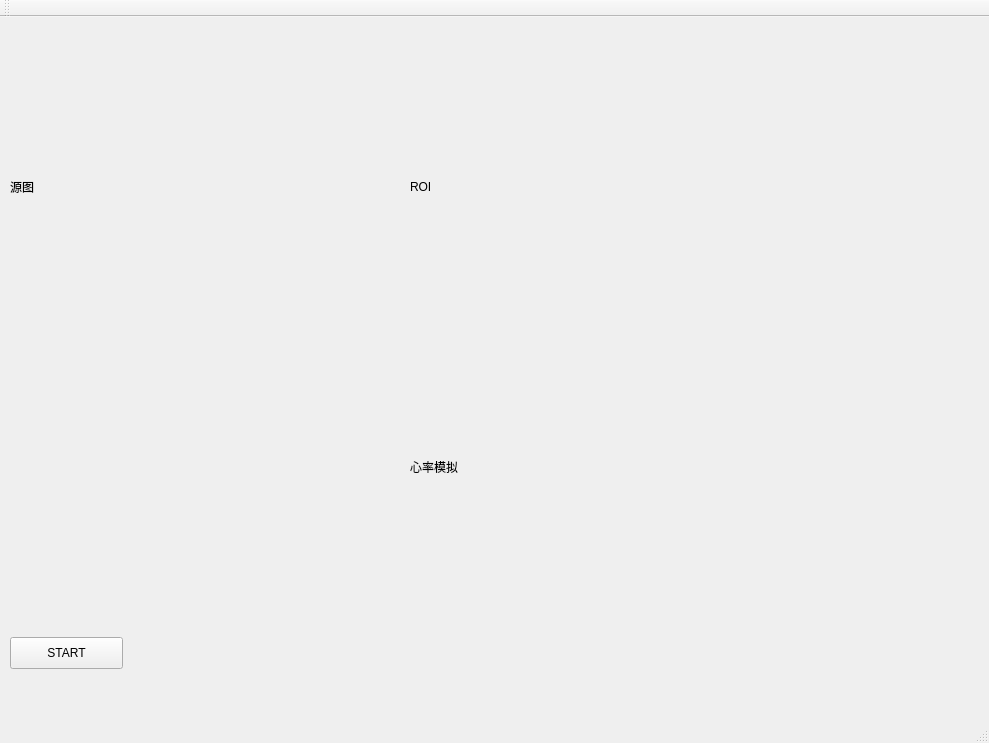
The window that hr_cat_2.ui (StephenAmell2018/HR_cat_2) describes before a commit, drawn with Qt 5.
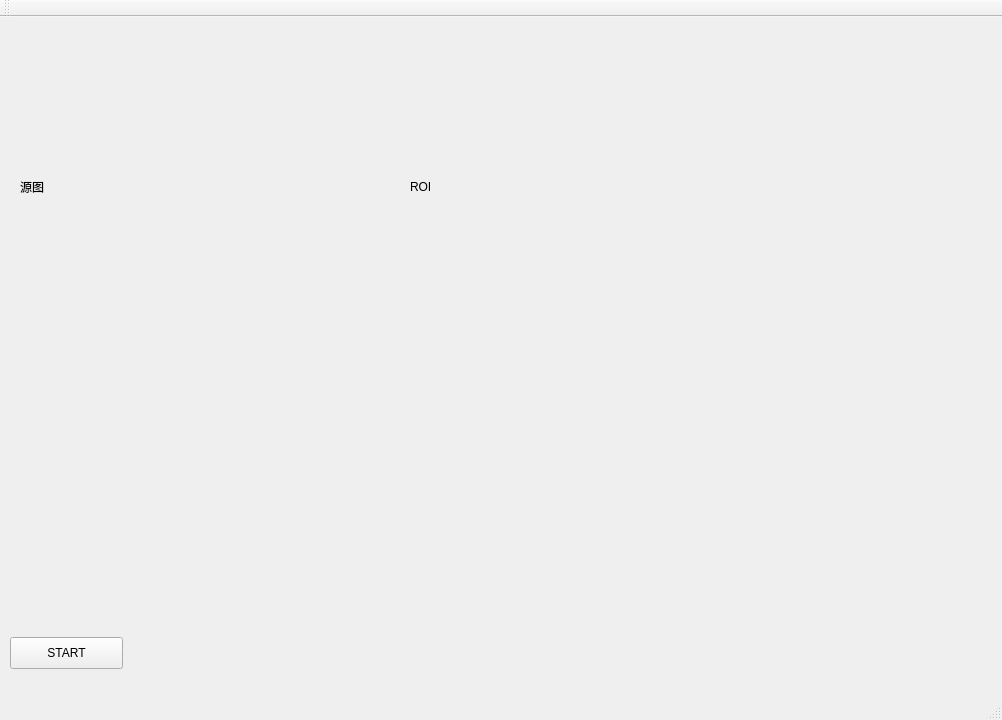
The same window after the commit. Icons and pictures are not drawn. Custom widgets are drawn as their Qt base class.

Commit message: 添加了QcustomPlot库，将显示配置好了，下一步根据功能丰富

```diff
--- a/hr_cat_2.ui
+++ b/hr_cat_2.ui
@@ -6,8 +6,8 @@
    <rect>
     <x>0</x>
     <y>0</y>
-    <width>989</width>
-    <height>743</height>
+    <width>1002</width>
+    <height>720</height>
    </rect>
   </property>
   <property name="windowTitle">
@@ -20,7 +20,7 @@
    <widget class="QLabel" name="label">
     <property name="geometry">
      <rect>
-      <x>10</x>
+      <x>20</x>
       <y>50</y>
       <width>320</width>
       <height>240</height>
@@ -62,20 +62,17 @@
      <string>START</string>
     </property>
    </widget>
-   <widget class="QLabel" name="label_2">
+   <widget class="QCustomPlot" name="qcustomplot" native="true">
     <property name="geometry">
      <rect>
-      <x>410</x>
+      <x>420</x>
       <y>330</y>
-      <width>560</width>
-      <height>240</height>
+      <width>501</width>
+      <height>291</height>
      </rect>
     </property>
     <property name="styleSheet">
-     <string notr="true">background-image: url(:/121.jpg);</string>
-    </property>
-    <property name="text">
-     <string>心率模拟</string>
+     <string notr="true">background-image: url(:/144.jpg);</string>
     </property>
    </widget>
   </widget>
@@ -100,6 +97,14 @@
   <widget class="QStatusBar" name="statusBar"/>
  </widget>
  <layoutdefault spacing="6" margin="11"/>
+ <customwidgets>
+  <customwidget>
+   <class>QCustomPlot</class>
+   <extends>QWidget</extends>
+   <header location="global">qcustomplot.h</header>
+   <container>1</container>
+  </customwidget>
+ </customwidgets>
  <resources/>
  <connections/>
 </ui>
```
Left out of the diff: 10 changed lines with no effect on the pictures. The commit also changes 6 other files.
